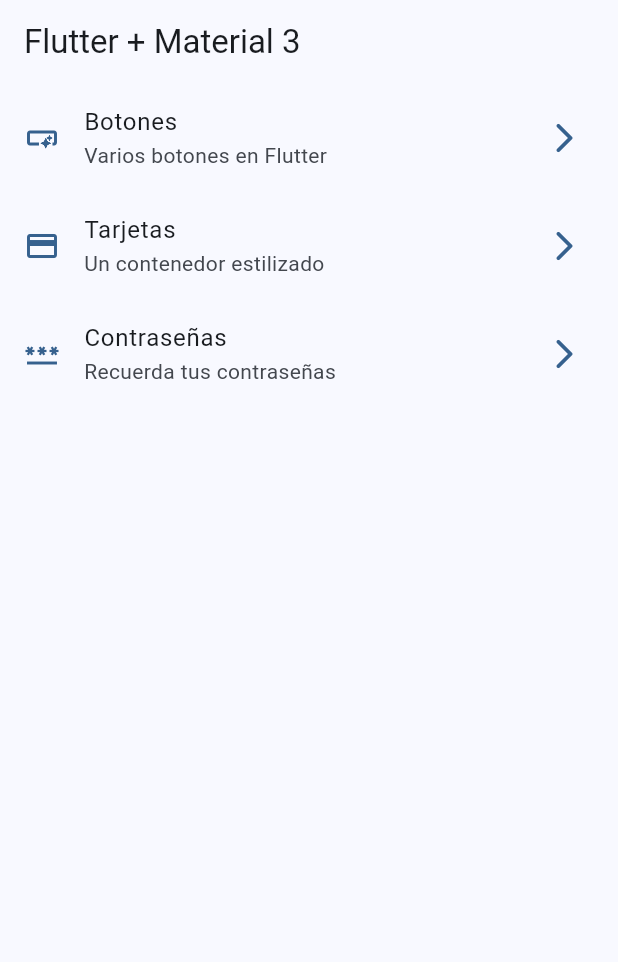
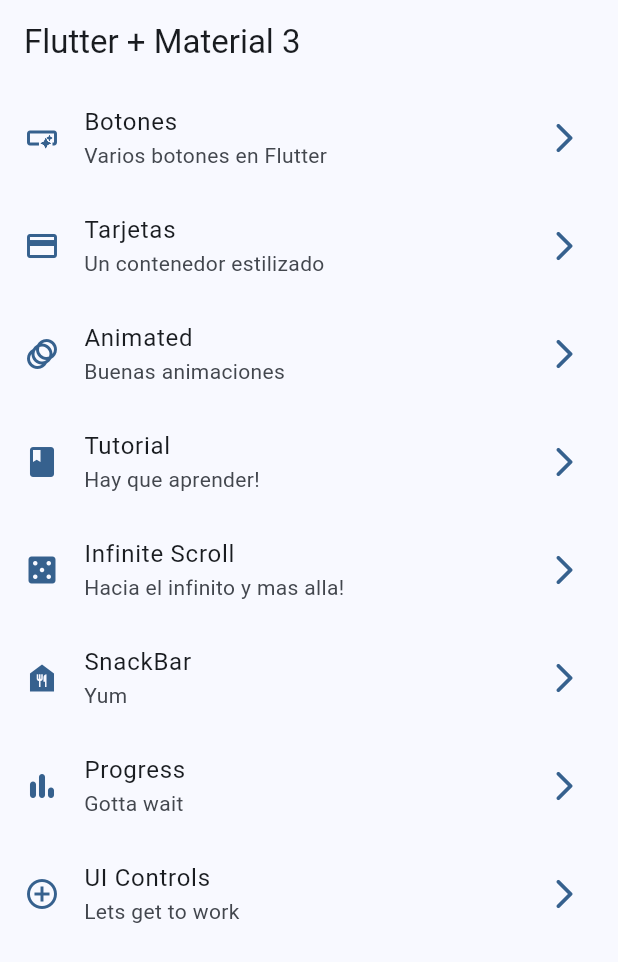
Before and after one commit to luciodillon/widgets_app, a Flutter app: the screen it shows after launch, on a phone screen of 412 x 824 dp. Shown: the top 962 px of the screen. Run offline on Flutter 3.47's test engine with Material 3 defaults, Android fonts, the phone set to English and light mode, and no system bars; our stand-ins replace go_router.

Commit message:
screens added

```diff
--- a/lib/config/menu/menu_items.dart
+++ b/lib/config/menu/menu_items.dart
@@ -29,9 +29,44 @@ const appMenuItems = <MenuItem>[
   ),
 
   MenuItem(
-   title: 'Contraseñas',
-   subTitle: 'Recuerda tus contraseñas',
-   link: '/passwords',
-   icon: Icons.password,
-  )
+   title: 'Animated',
+   subTitle: 'Buenas animaciones',
+   link: '/animated',
+   icon: Icons.animation_outlined,
+  ),
+
+  MenuItem(
+   title: 'Tutorial',
+   subTitle: 'Hay que aprender!',
+   link: '/tutorial',
+   icon: Icons.book,
+  ),
+
+  MenuItem(
+   title: 'Infinite Scroll',
+   subTitle: 'Hacia el infinito y mas alla!',
+   link: '/infinite',
+   icon: Icons.casino_rounded,
+  ),
+
+  MenuItem(
+   title: 'SnackBar',
+   subTitle: 'Yum',
+   link: '/snackbar',
+   icon: Icons.food_bank,
+  ),
+
+  MenuItem(
+   title: 'Progress',
+   subTitle: 'Gotta wait',
+   link: '/progress',
+   icon: Icons.bar_chart_rounded,
+  ),
+
+  MenuItem(
+   title: 'UI Controls',
+   subTitle: 'Lets get to work',
+   link: '/ui_controls',
+   icon: Icons.control_point,
+  ),
 ];
--- a/lib/config/router/app_router.dart
+++ b/lib/config/router/app_router.dart
@@ -1,5 +1,4 @@
 import 'package:go_router/go_router.dart';
-import 'package:widgets_app/presentation/screens/passwords/passwords_screen.dart';
 import 'package:widgets_app/presentation/screens/screens.dart';
 
 final appRouter = GoRouter(
@@ -25,9 +24,39 @@ final appRouter = GoRouter(
     ),
 
     GoRoute(
-      path: '/passwords',
-      name: PasswordsScreen.name,
-      builder: (context, state) => PasswordsScreen()
-    )
+      path: '/tutorial',
+      name: AppTutorialScreen.name,
+      builder: (context, state) => AppTutorialScreen()
+    ),
+
+    GoRoute(
+      path: '/animated',
+      name: AnimatedScreen.name,
+      builder: (context, state) => AnimatedScreen()
+    ),
+
+    GoRoute(
+      path: '/infinite',
+      name: InfiniteScrollScreen.name,
+      builder: (context, state) => InfiniteScrollScreen()
+    ),
+
+    GoRoute(
+      path: '/progress',
+      name: ProgressScreen.name,
+      builder: (context, state) => ProgressScreen()
+    ),
+
+    GoRoute(
+      path: '/snackbar',
+      name: SnackbarScreen.name,
+      builder: (context, state) => SnackbarScreen()
+    ),
+
+    GoRoute(
+      path: '/ui_controls',
+      name: UiControlsScreen.name,
+      builder: (context, state) => UiControlsScreen()
+    ),
   ],
 );
--- a/lib/presentation/screens/screens.dart
+++ b/lib/presentation/screens/screens.dart
@@ -1,3 +1,10 @@
+
+export 'package:widgets_app/presentation/screens/animated/animated_screen.dart';
+export 'package:widgets_app/presentation/screens/app_tutorial/app_tutorial_screen.dart';
+export 'package:widgets_app/presentation/screens/infinite_scroll/infinite_scroll_screen.dart';
+export 'package:widgets_app/presentation/screens/progress/progress_screen.dart';
+export 'package:widgets_app/presentation/screens/snackbar/snackbar_screen.dart';
+export 'package:widgets_app/presentation/screens/ui_controls/ui_controls_screen.dart';
 export 'package:widgets_app/presentation/screens/buttons/buttons_screen.dart';
 export 'package:widgets_app/presentation/screens/cards/cards_screen.dart';
 export 'package:widgets_app/presentation/screens/home_screen.dart';
```
Also changed, not shown: lib/presentation/screens/animated/animated_screen.dart (added, +13 -0 lines), lib/presentation/screens/app_tutorial/app_tutorial_screen.dart (added, +13 -0 lines), lib/presentation/screens/infinite_scroll/infinite_scroll_screen.dart (added, +13 -0 lines), lib/presentation/screens/passwords/passwords_screen.dart (deleted, +0 -22 lines), lib/presentation/screens/progress/progress_screen.dart (added, +13 -0 lines), lib/presentation/screens/snackbar/snackbar_screen.dart (added, +13 -0 lines), lib/presentation/screens/ui_controls/ui_controls_screen.dart (added, +13 -0 lines).
